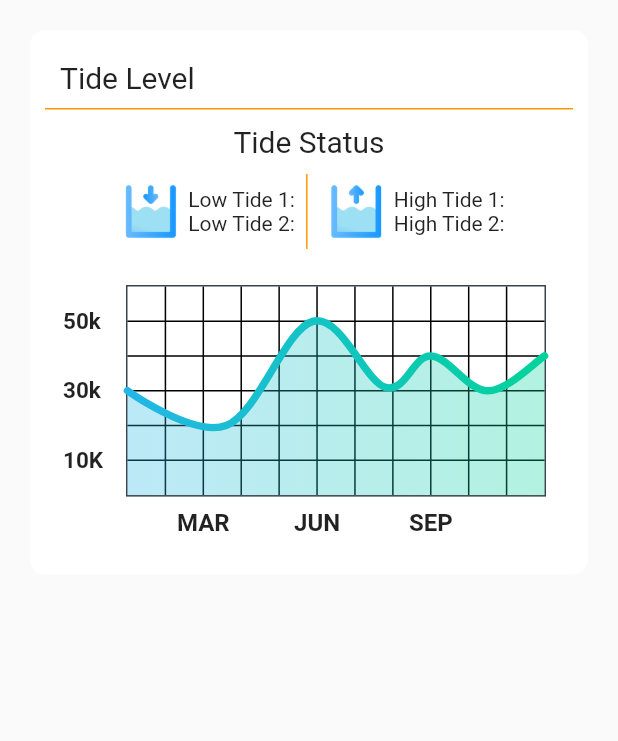
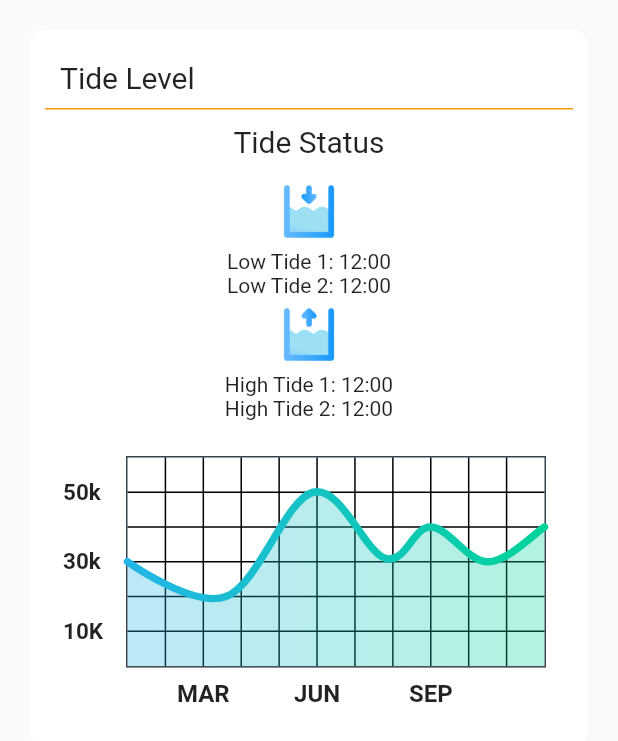
Before and after one commit to RC8182/WheatherApp, a Flutter app: the TideLevelCard widget shown alone on an empty page, opened directly, on a phone screen of 412 x 824 dp. Shown: the top 741 px of the screen. Run offline on Flutter 3.47's test engine with Material 2 defaults, Android fonts, the phone set to English and light mode, and no system bars; drawn by our look-alikes of fl_chart; network calls fail.

Commit message:
tidelevel card overflow fixed

```diff
--- a/appweather/lib/components/tide_level_card.dart
+++ b/appweather/lib/components/tide_level_card.dart
@@ -8,7 +8,15 @@ class TideLevelCard extends StatelessWidget {
 
   @override
   Widget build(BuildContext context) {
-    var tideStatus = 'Tide Status';
+    String tideStatus = 'Tide Status';
+    String lowTide1 = '12:00';
+    String lowTide2 = '12:00';
+    String highTide1 = '12:00';
+    String highTide2 = '12:00';
+
+    Axis direction = MediaQuery.of(context).size.width < 500
+        ? Axis.vertical
+        : Axis.horizontal;
     return ContainerCard(
       child: Column(
         children: [
@@ -30,24 +38,25 @@ class TideLevelCard extends StatelessWidget {
               ),
               const SizedBox(height: 10),
               IntrinsicHeight(
-                child: Row(
+                child: Flex(
+                  direction: direction,
                   mainAxisAlignment: MainAxisAlignment.center,
                   children: [
                     Image.asset('lib/Icons/bajamar.png', width: 50, height: 50),
-                    const Column(
+                    Column(
                       mainAxisAlignment: MainAxisAlignment.center,
                       children: [
-                        Text('Low Tide 1:'),
-                        Text('Low Tide 2:'),
+                        Text('Low Tide 1: $lowTide1'),
+                        Text('Low Tide 2: $lowTide2'),
                       ],
                     ), // Cierre del corchete faltante aquí
                     const V_Divider(),
                     Image.asset('lib/Icons/pleamar.png', width: 50, height: 50),
-                    const Column(
+                    Column(
                       mainAxisAlignment: MainAxisAlignment.center,
                       children: [
-                        Text('High Tide 1:'),
-                        Text('High Tide 2:'),
+                        Text('High Tide 1: $highTide1'),
+                        Text('High Tide 2: $highTide2'),
                       ],
                     ),
                   ],
```
